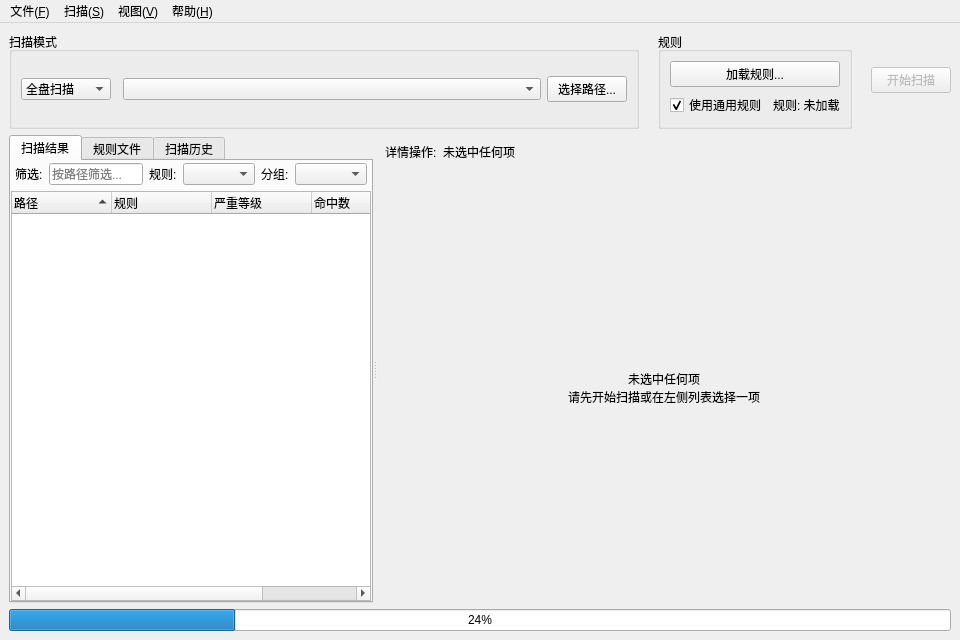
Before: the Qt Designer form src/uniscan/gui/main_window.ui in gookeryoung/fuscan, drawn with Qt 5.
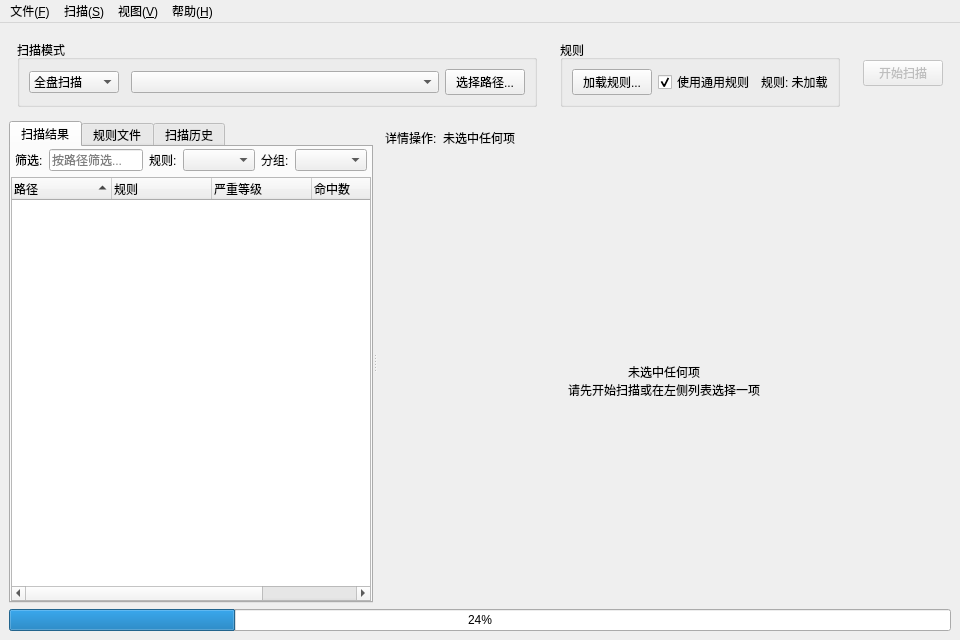
After: the same form once the commit is applied.

Commit message:
refactor: 优化顶部操作区布局尺寸和谐性
1. groupBox_2（规则）从两行垂直布局改为单行水平布局，与 groupBox（扫描模式）高度一致
2. 箭头标签设固定 24x24 尺寸，防止布局拉伸变形
3. horizontalLayout_3 添加 8px 间距和 8px 四向边距，增强呼吸感
4. verticalLayout_2 添加 4px 间距，分隔顶部操作区与主内容区
5. scan_btn 高度随单行 GroupBox 收敛，消除此前过高问题

What changed in the file:
```diff
--- a/src/uniscan/gui/main_window.ui
+++ b/src/uniscan/gui/main_window.ui
@@ -23,6 +23,21 @@
    <layout class="QVBoxLayout" name="verticalLayout_2">
     <item>
      <layout class="QHBoxLayout" name="horizontalLayout_3">
+      <property name="spacing">
+       <number>8</number>
+      </property>
+      <property name="leftMargin">
+       <number>8</number>
+      </property>
+      <property name="topMargin">
+       <number>8</number>
+      </property>
+      <property name="rightMargin">
+       <number>8</number>
+      </property>
+      <property name="bottomMargin">
+       <number>8</number>
+      </property>
       <item>
        <widget class="QGroupBox" name="groupBox">
         <property name="title">
@@ -100,6 +115,12 @@
       </item>
       <item>
        <widget class="QLabel" name="arrow_label_1">
+        <property name="maximumSize">
+         <size>
+          <width>24</width>
+          <height>24</height>
+         </size>
+        </property>
         <property name="text">
          <string/>
         </property>
@@ -113,7 +134,10 @@
         <property name="title">
          <string>规则</string>
         </property>
-        <layout class="QVBoxLayout" name="verticalLayout">
+        <layout class="QHBoxLayout" name="horizontalLayout_4">
+         <property name="spacing">
+          <number>6</number>
+         </property>
          <item>
           <widget class="QPushButton" name="load_rules_btn">
            <property name="text">
@@ -122,8 +146,6 @@
           </widget>
          </item>
          <item>
-          <layout class="QHBoxLayout" name="horizontalLayout_2">
-           <item>
             <widget class="QCheckBox" name="use_builtin_checkbox">
              <property name="toolTip">
               <string>勾选后加载软件内置通用规则，用户规则中同名规则会覆盖通用规则</string>
@@ -144,12 +166,16 @@
             </widget>
            </item>
           </layout>
-         </item>
-        </layout>
        </widget>
       </item>
       <item>
        <widget class="QLabel" name="arrow_label_2">
+        <property name="maximumSize">
+         <size>
+          <width>24</width>
+          <height>24</height>
+         </size>
+        </property>
         <property name="text">
          <string/>
         </property>
```
Lines whose indentation alone changed are shown as unchanged. The commit also changes 2 other files.
